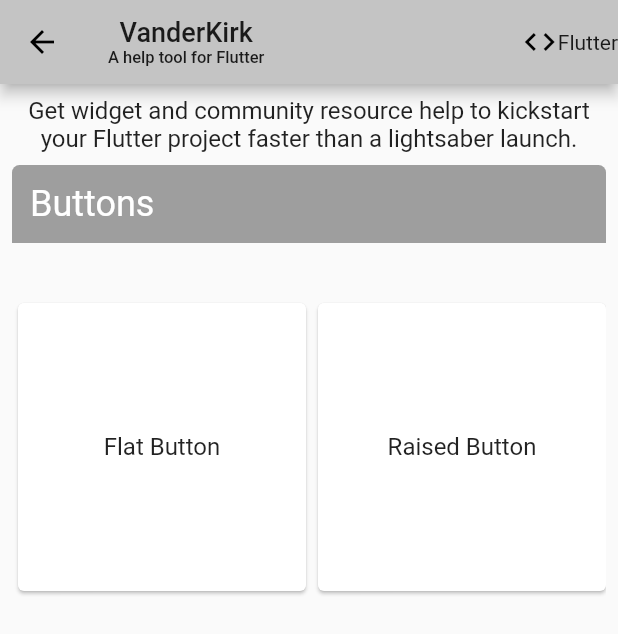
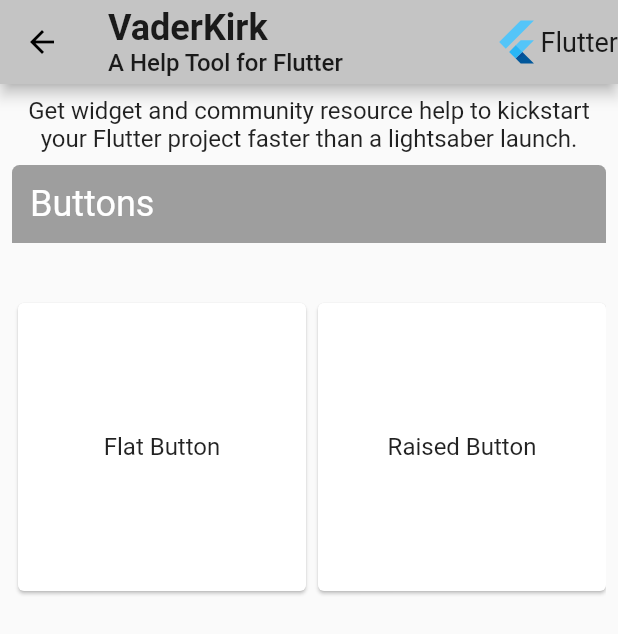
Before and after one commit to kuafucode/vader, a Flutter app: the Buttons screen opened directly, on a phone screen of 412 x 824 dp. Shown: the top 634 px of the screen. Run offline on Flutter 3.47's test engine with Material 2 defaults, Android fonts, the phone set to English and light mode, and no system bars; missing offline and left inert: flutter_hsvcolor_picker, flutter_syntax_view.

```diff
--- a/lib/src/widgets/buttons.dart
+++ b/lib/src/widgets/buttons.dart
@@ -1,24 +1,12 @@
 import 'package:flutter/material.dart';
-import 'package:vader/src/flatbutton_widget.dart';
+import 'package:vader/src/button_tool.dart';
+import 'package:vader/src/vaderkirk_appbar.dart';
 
 class Buttons extends StatelessWidget {
   @override
   Widget build(BuildContext context) {
     return Scaffold(
-        appBar: AppBar(
-          centerTitle: false,
-          title: Column(
-            children: <Widget>[
-              Text("VanderKirk",style: TextStyle(fontSize: 18.0)),
-              Text("A help tool for Flutter",style: TextStyle(fontSize: 11.0,))
-            ],
-          ),
-          actions: <Widget>[
-            Row(mainAxisAlignment: MainAxisAlignment.center,children: <Widget>[
-              Icon(Icons.code),
-              Text("Flutter")
-          ])]
-        ),
+        appBar: createVaderKirkAppBar(),
         body: SingleChildScrollView(
           child: Padding(
             padding: EdgeInsets.all(8.0),
@@ -64,7 +52,7 @@ class Buttons extends StatelessWidget {
                       scrollDirection: Axis.horizontal,
                       children: <Widget>[
 
-                        WidgetCard(text: 'Flat Button', nav: MaterialPageRoute(builder:(context)=> FlatbuttonWidget('a'), settings: RouteSettings(name: 'flatbutton'))),
+                        WidgetCard(text: 'Flat Button', nav: MaterialPageRoute(builder:(context)=> ButtonTool(), settings: RouteSettings(name: 'flatbutton'))),
                       WidgetCard(text: 'Raised Button'),
                       WidgetCard(text: 'FloatingActionButton'),
                       WidgetCard(text: 'IconButton'),
```
Also changed, not shown: lib/src/button_tool.dart (+10 -0 lines).
